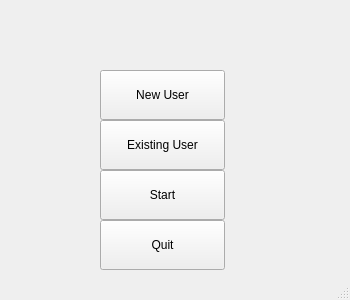
Before: the Qt Designer form mainwindow.ui in Autokrator/PvZ, drawn with Qt 5.
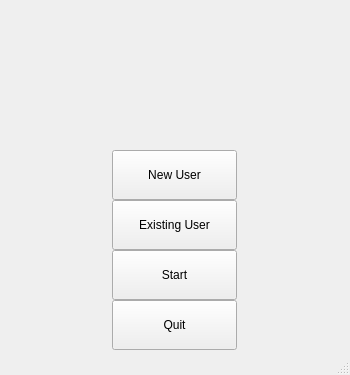
After: the same form once the commit is applied.

Commit message: added resource file for background added new graphics view class and deleted gamewindow class

The edit to the form file:
```diff
--- a/mainwindow.ui
+++ b/mainwindow.ui
@@ -7,19 +7,19 @@
     <x>0</x>
     <y>0</y>
     <width>350</width>
-    <height>300</height>
+    <height>375</height>
    </rect>
   </property>
   <property name="minimumSize">
    <size>
     <width>350</width>
-    <height>300</height>
+    <height>375</height>
    </size>
   </property>
   <property name="maximumSize">
    <size>
     <width>350</width>
-    <height>300</height>
+    <height>375</height>
    </size>
   </property>
   <property name="windowTitle">
@@ -29,8 +29,8 @@
    <widget class="QPushButton" name="newUserButton">
     <property name="geometry">
      <rect>
-      <x>100</x>
-      <y>70</y>
+      <x>112</x>
+      <y>150</y>
       <width>125</width>
       <height>50</height>
      </rect>
@@ -42,8 +42,8 @@
    <widget class="QPushButton" name="existUserButton">
     <property name="geometry">
      <rect>
-      <x>100</x>
-      <y>120</y>
+      <x>112</x>
+      <y>200</y>
       <width>125</width>
       <height>50</height>
      </rect>
@@ -55,8 +55,8 @@
    <widget class="QPushButton" name="quitButton">
     <property name="geometry">
      <rect>
-      <x>100</x>
-      <y>220</y>
+      <x>112</x>
+      <y>300</y>
       <width>125</width>
       <height>50</height>
      </rect>
@@ -68,8 +68,8 @@
    <widget class="QPushButton" name="startButton">
     <property name="geometry">
      <rect>
-      <x>100</x>
-      <y>170</y>
+      <x>112</x>
+      <y>250</y>
       <width>125</width>
       <height>50</height>
      </rect>
@@ -78,6 +78,19 @@
      <string>Start</string>
     </property>
    </widget>
+   <widget class="QLabel" name="logoLabel">
+    <property name="geometry">
+     <rect>
+      <x>50</x>
+      <y>10</y>
+      <width>250</width>
+      <height>130</height>
+     </rect>
+    </property>
+    <property name="text">
+     <string/>
+    </property>
+   </widget>
   </widget>
   <widget class="QStatusBar" name="statusBar"/>
  </widget>
```
The commit also changes 15 other files.
